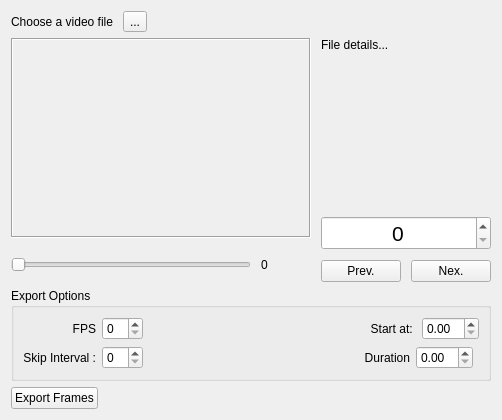
Qt form animationimporter/animatorWidget.ui (scottpetrovic/animator-video-reference) before a commit.
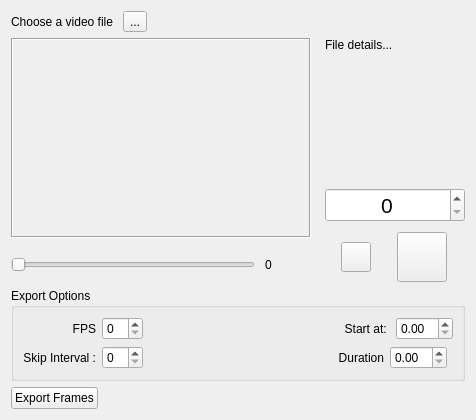
The same form after that commit.

Commit message: add arrow icons

Patch:
```diff
--- a/animationimporter/animatorWidget.ui
+++ b/animationimporter/animatorWidget.ui
@@ -6,7 +6,7 @@
    <rect>
     <x>0</x>
     <y>0</y>
-    <width>502</width>
+    <width>476</width>
     <height>420</height>
    </rect>
   </property>
@@ -140,12 +140,23 @@
            <verstretch>0</verstretch>
           </sizepolicy>
          </property>
+         <property name="minimumSize">
+          <size>
+           <width>0</width>
+           <height>0</height>
+          </size>
+         </property>
          <property name="maximumSize">
           <size>
-           <width>170</width>
+           <width>140</width>
            <height>16777215</height>
           </size>
          </property>
+         <property name="font">
+          <font>
+           <kerning>true</kerning>
+          </font>
+         </property>
          <property name="text">
           <string>File details...</string>
          </property>
@@ -155,6 +166,9 @@
          <property name="wordWrap">
           <bool>true</bool>
          </property>
+         <property name="margin">
+          <number>3</number>
+         </property>
         </widget>
        </item>
        <item>
@@ -164,8 +178,8 @@
          </property>
          <property name="sizeHint" stdset="0">
           <size>
-           <width>20</width>
-           <height>40</height>
+           <width>10</width>
+           <height>10</height>
           </size>
          </property>
         </spacer>
@@ -189,15 +203,39 @@
         <layout class="QHBoxLayout" name="horizontalLayout_5">
          <item>
           <widget class="QPushButton" name="prevFrameButton">
+           <property name="minimumSize">
+            <size>
+             <width>30</width>
+             <height>30</height>
+            </size>
+           </property>
+           <property name="maximumSize">
+            <size>
+             <width>30</width>
+             <height>30</height>
+            </size>
+           </property>
            <property name="text">
-            <string>Prev.</string>
+            <string/>
            </property>
           </widget>
          </item>
          <item>
           <widget class="QPushButton" name="nextFrameButton">
+           <property name="minimumSize">
+            <size>
+             <width>50</width>
+             <height>50</height>
+            </size>
+           </property>
+           <property name="maximumSize">
+            <size>
+             <width>49</width>
+             <height>49</height>
+            </size>
+           </property>
            <property name="text">
-            <string>Nex.</string>
+            <string/>
            </property>
           </widget>
          </item>
```
The commit also changes 1 other file.
